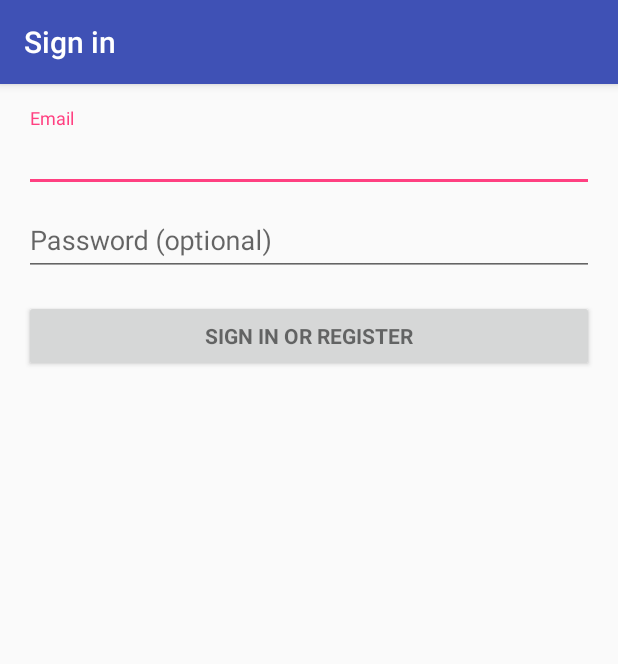
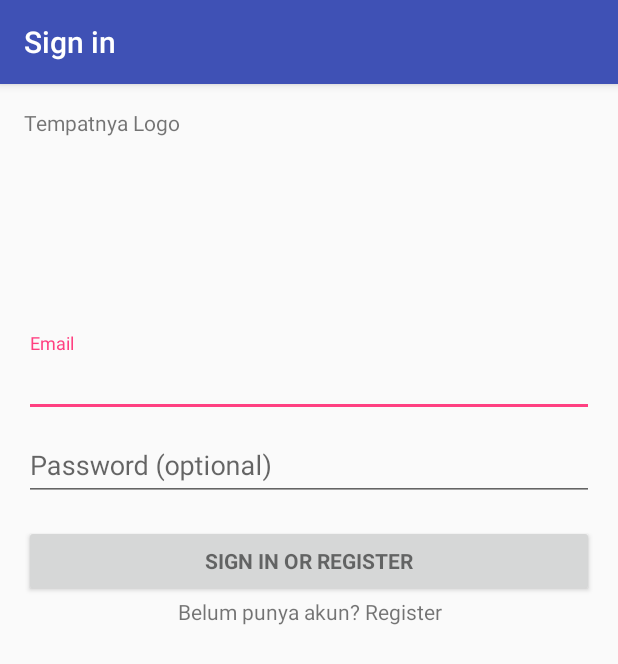
Before and after one commit to rrdea/me-tris, an Android app: the ActivityLogin screen opened directly, with no data from a screen before it, on a phone screen of 412 x 824 dp. Shown: the top 664 px of the screen. Run offline under Robolectric (Android 15) with nearby library versions, the phone set to English and light mode, and no system bars; 2 statements that could not run were skipped.

Commit message:
Modification on login

```diff
--- a/app/src/main/AndroidManifest.xml
+++ b/app/src/main/AndroidManifest.xml
@@ -23,7 +23,7 @@
         </activity>
         <activity
             android:name=".ActivityLogin"
-            android:label="@string/title_activity_login"></activity>
+            android:label="@string/title_activity_login" />
     </application>
 
 </manifest>
--- a/app/src/main/res/layout/activity_login.xml
+++ b/app/src/main/res/layout/activity_login.xml
@@ -30,6 +30,19 @@
             android:layout_width="match_parent"
             android:layout_height="wrap_content"
             android:orientation="vertical">
+
+            <LinearLayout
+                android:id="@+id/login_logo"
+                android:layout_width="match_parent"
+                android:layout_height="150dp"
+                android:orientation="vertical">
+
+                <TextView
+                    android:layout_width="match_parent"
+                    android:layout_height="match_parent"
+                    android:text="Tempatnya Logo"/>
+
+            </LinearLayout>
 
             <android.support.design.widget.TextInputLayout
                 android:layout_width="match_parent"
@@ -73,6 +86,12 @@
                 android:text="@string/action_sign_in"
                 android:textStyle="bold" />
 
+            <TextView
+                android:layout_width="match_parent"
+                android:layout_height="match_parent"
+                android:text="Belum punya akun? Register"
+                android:textAlignment="center"/>
+
         </LinearLayout>
     </ScrollView>
 </LinearLayout>
--- a/app/src/main/res/values/dimens.xml
+++ b/app/src/main/res/values/dimens.xml
@@ -2,4 +2,5 @@
     <!-- Default screen margins, per the Android Design guidelines. -->
     <dimen name="activity_horizontal_margin">16dp</dimen>
     <dimen name="activity_vertical_margin">16dp</dimen>
+    <dimen name="fab_margin">16dp</dimen>
 </resources>
--- a/app/src/main/res/values/strings.xml
+++ b/app/src/main/res/values/strings.xml
@@ -14,4 +14,6 @@
     <string name="permission_rationale">"Contacts permissions are needed for providing email
         completions."
     </string>
+    <string name="title_activity_lupa_password">ActivityLupaPassword</string>
+
 </resources>
```
Also changed, not shown: app/src/main/res/values/styles.xml (+9 -0 lines).
